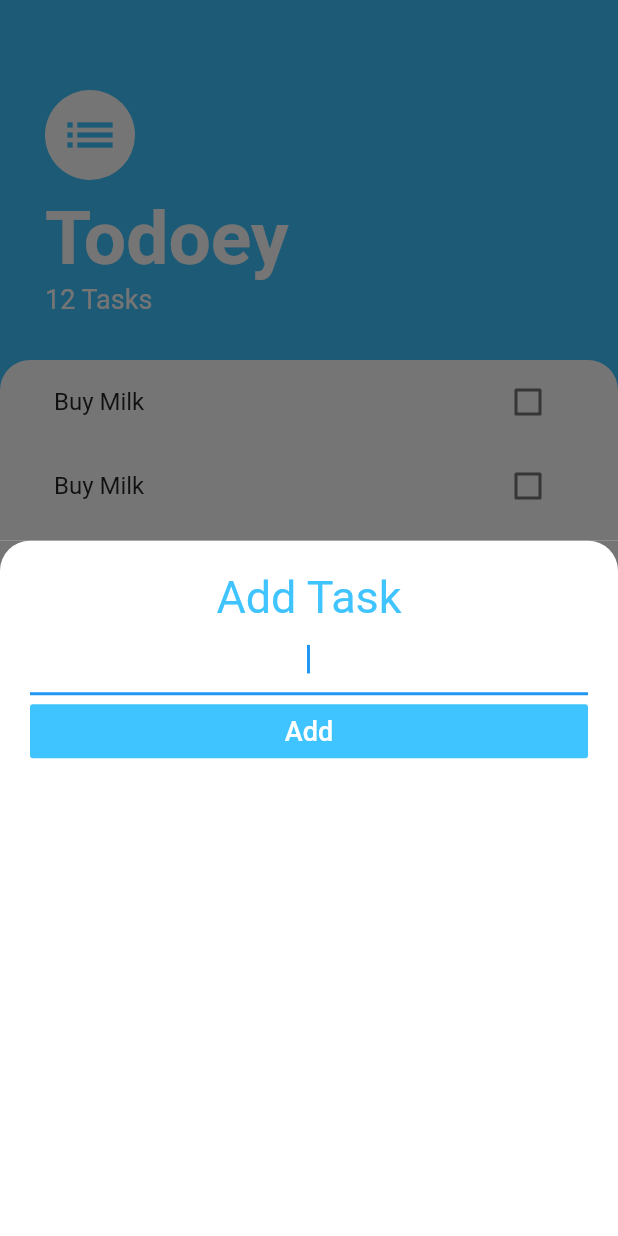
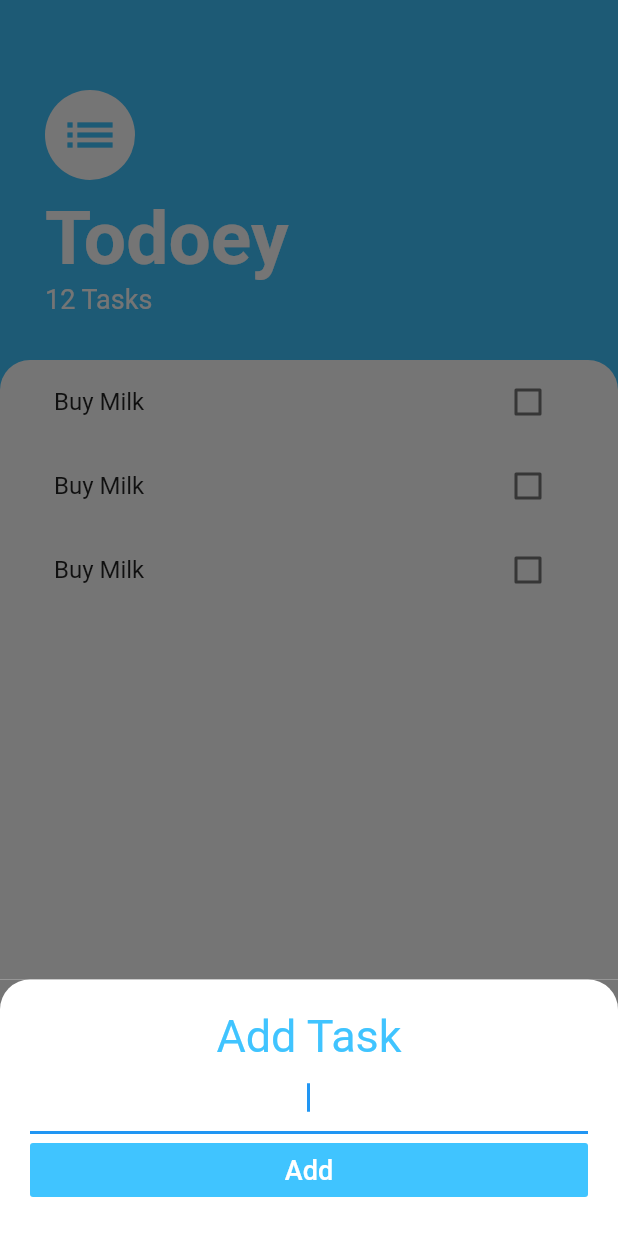
Before and after one commit to MtDeity/todoey_flutter, a Flutter app: the screen it shows after launch, after a tap on the "add" icon, on a phone screen of 412 x 824 dp. Run offline on Flutter 3.47's test engine with Material 2 defaults, Android fonts, the phone set to English and light mode, and no system bars.

```diff
--- a/lib/screens/tasks_screen.dart
+++ b/lib/screens/tasks_screen.dart
@@ -11,7 +11,15 @@ class TasksScreen extends StatelessWidget {
         onPressed: () {
           showModalBottomSheet(
             context: context,
-            builder: (context) => AddTaskScreen(),
+//            isScrollControlled: true,
+            builder: (context) => SingleChildScrollView(
+              child: Container(
+                padding: EdgeInsets.only(
+                  bottom: MediaQuery.of(context).viewInsets.bottom,
+                ),
+                child: AddTaskScreen(),
+              ),
+            ),
           );
         },
         child: Icon(Icons.add),
```
